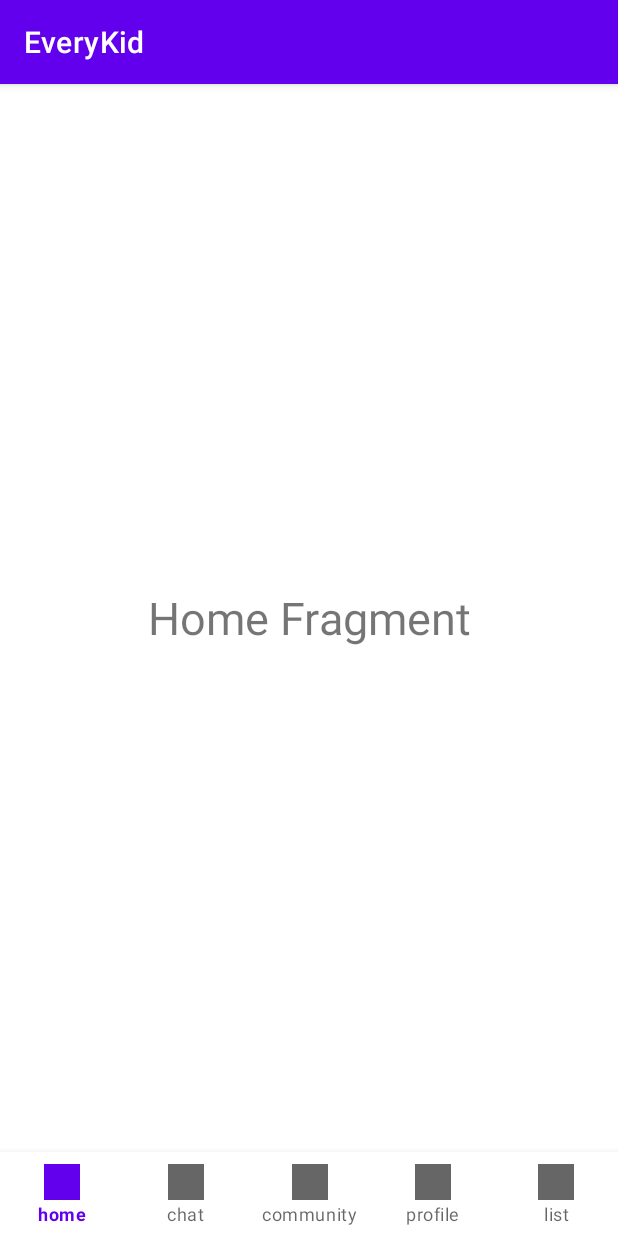
After one commit to jjunehee/Capstone_EveryKid, an Android app: the HomeFragment screen opened directly, with no data from a screen before it, on a phone screen of 412 x 824 dp. The commit adds this screen. Run offline under Robolectric (Android 15) with nearby library versions, the phone set to English and light mode, and no system bars.

Commit message:
[노수진] 선생님 메인화면 xml 생성, 하단바 추가

```diff
--- a/app/build.gradle
+++ b/app/build.gradle
@@ -31,7 +31,9 @@ dependencies {
 
     implementation 'androidx.appcompat:appcompat:1.4.1'
     implementation 'com.google.android.material:material:1.5.0'
+    implementation 'com.google.android.material:material:1.4.0'
     implementation 'androidx.constraintlayout:constraintlayout:2.1.3'
+    implementation 'androidx.legacy:legacy-support-v4:1.0.0'
     testImplementation 'junit:junit:4.+'
     androidTestImplementation 'androidx.test.ext:junit:1.1.3'
     androidTestImplementation 'androidx.test.espresso:espresso-core:3.4.0'
--- /dev/null
+++ b/app/src/main/java/com/capstone/everykid/ChatFragment.java
@@ -0,0 +1,64 @@
+package com.capstone.everykid;
+
+import android.os.Bundle;
+
+import androidx.fragment.app.Fragment;
+
+import android.view.LayoutInflater;
+import android.view.View;
+import android.view.ViewGroup;
+
+/**
+ * A simple {@link Fragment} subclass.
+ * Use the {@link ChatFragment#newInstance} factory method to
+ * create an instance of this fragment.
+ */
+public class ChatFragment extends Fragment {
+
+    // TODO: Rename parameter arguments, choose names that match
+    // the fragment initialization parameters, e.g. ARG_ITEM_NUMBER
+    private static final String ARG_PARAM1 = "param1";
+    private static final String ARG_PARAM2 = "param2";
+
+    // TODO: Rename and change types of parameters
+    private String mParam1;
+    private String mParam2;
+
+    public ChatFragment() {
+        // Required empty public constructor
+    }
+
+    /**
+     * Use this factory method to create a new instance of
+     * this fragment using the provided parameters.
+     *
+     * @param param1 Parameter 1.
+     * @param param2 Parameter 2.
+     * @return A new instance of fragment ChatFragment.
+     */
+    // TODO: Rename and change types and number of parameters
+    public static ChatFragment newInstance(String param1, String param2) {
+        ChatFragment fragment = new ChatFragment();
+        Bundle args = new Bundle();
+        args.putString(ARG_PARAM1, param1);
+        args.putString(ARG_PARAM2, param2);
+        fragment.setArguments(args);
+        return fragment;
+    }
+
+    @Override
+    public void onCreate(Bundle savedInstanceState) {
+        super.onCreate(savedInstanceState);
+        if (getArguments() != null) {
+            mParam1 = getArguments().getString(ARG_PARAM1);
+            mParam2 = getArguments().getString(ARG_PARAM2);
+        }
+    }
+
+    @Override
+    public View onCreateView(LayoutInflater inflater, ViewGroup container,
+                             Bundle savedInstanceState) {
+        // Inflate the layout for this fragment
+        return inflater.inflate(R.layout.fragment_chat, container, false);
+    }
+}
--- /dev/null
+++ b/app/src/main/java/com/capstone/everykid/CommunityFragment.java
@@ -0,0 +1,64 @@
+package com.capstone.everykid;
+
+import android.os.Bundle;
+
+import androidx.fragment.app.Fragment;
+
+import android.view.LayoutInflater;
+import android.view.View;
+import android.view.ViewGroup;
+
+/**
+ * A simple {@link Fragment} subclass.
+ * Use the {@link CommunityFragment#newInstance} factory method to
+ * create an instance of this fragment.
+ */
+public class CommunityFragment extends Fragment {
+
+    // TODO: Rename parameter arguments, choose names that match
+    // the fragment initialization parameters, e.g. ARG_ITEM_NUMBER
+    private static final String ARG_PARAM1 = "param1";
+    private static final String ARG_PARAM2 = "param2";
+
+    // TODO: Rename and change types of parameters
+    private String mParam1;
+    private String mParam2;
+
+    public CommunityFragment() {
+        // Required empty public constructor
+    }
+
+    /**
+     * Use this factory method to create a new instance of
+     * this fragment using the provided parameters.
+     *
+     * @param param1 Parameter 1.
+     * @param param2 Parameter 2.
+     * @return A new instance of fragment CommunityFragment.
+     */
+    // TODO: Rename and change types and number of parameters
+    public static CommunityFragment newInstance(String param1, String param2) {
+        CommunityFragment fragment = new CommunityFragment();
+        Bundle args = new Bundle();
+        args.putString(ARG_PARAM1, param1);
+        args.putString(ARG_PARAM2, param2);
+        fragment.setArguments(args);
+        return fragment;
+    }
+
+    @Override
+    public void onCreate(Bundle savedInstanceState) {
+        super.onCreate(savedInstanceState);
+        if (getArguments() != null) {
+            mParam1 = getArguments().getString(ARG_PARAM1);
+            mParam2 = getArguments().getString(ARG_PARAM2);
+        }
+    }
+
+    @Override
+    public View onCreateView(LayoutInflater inflater, ViewGroup container,
+                             Bundle savedInstanceState) {
+        // Inflate the layout for this fragment
+        return inflater.inflate(R.layout.fragment_community, container, false);
+    }
+}
--- /dev/null
+++ b/app/src/main/java/com/capstone/everykid/HomeFragment.java
@@ -0,0 +1,64 @@
+package com.capstone.everykid;
+
+import android.os.Bundle;
+
+import androidx.fragment.app.Fragment;
+
+import android.view.LayoutInflater;
+import android.view.View;
+import android.view.ViewGroup;
+
+/**
+ * A simple {@link Fragment} subclass.
+ * Use the {@link HomeFragment#newInstance} factory method to
+ * create an instance of this fragment.
+ */
+public class HomeFragment extends Fragment {
+
+    // TODO: Rename parameter arguments, choose names that match
+    // the fragment initialization parameters, e.g. ARG_ITEM_NUMBER
+    private static final String ARG_PARAM1 = "param1";
+    private static final String ARG_PARAM2 = "param2";
+
+    // TODO: Rename and change types of parameters
+    private String mParam1;
+    private String mParam2;
+
+    public HomeFragment() {
+        // Required empty public constructor
+    }
+
+    /**
+     * Use this factory method to create a new instance of
+     * this fragment using the provided parameters.
+     *
+     * @param param1 Parameter 1.
+     * @param param2 Parameter 2.
+     * @return A new instance of fragment HomeFragment.
+     */
+    // TODO: Rename and change types and number of parameters
+    public static HomeFragment newInstance(String param1, String param2) {
+        HomeFragment fragment = new HomeFragment();
+        Bundle args = new Bundle();
+        args.putString(ARG_PARAM1, param1);
+        args.putString(ARG_PARAM2, param2);
+        fragment.setArguments(args);
+        return fragment;
+    }
+
+    @Override
+    public void onCreate(Bundle savedInstanceState) {
+        super.onCreate(savedInstanceState);
+        if (getArguments() != null) {
+            mParam1 = getArguments().getString(ARG_PARAM1);
+            mParam2 = getArguments().getString(ARG_PARAM2);
+        }
+    }
+
+    @Override
+    public View onCreateView(LayoutInflater inflater, ViewGroup container,
+                             Bundle savedInstanceState) {
+        // Inflate the layout for this fragment
+        return inflater.inflate(R.layout.fragment_home, container, false);
+    }
+}
--- /dev/null
+++ b/app/src/main/java/com/capstone/everykid/ListFragment.java
@@ -0,0 +1,64 @@
+package com.capstone.everykid;
+
+import android.os.Bundle;
+
+import androidx.fragment.app.Fragment;
+
+import android.view.LayoutInflater;
+import android.view.View;
+import android.view.ViewGroup;
+
+/**
+ * A simple {@link Fragment} subclass.
+ * Use the {@link ListFragment#newInstance} factory method to
+ * create an instance of this fragment.
+ */
+public class ListFragment extends Fragment {
+
+    // TODO: Rename parameter arguments, choose names that match
+    // the fragment initialization parameters, e.g. ARG_ITEM_NUMBER
+    private static final String ARG_PARAM1 = "param1";
+    private static final String ARG_PARAM2 = "param2";
+
+    // TODO: Rename and change types of parameters
+    private String mParam1;
+    private String mParam2;
+
+    public ListFragment() {
+        // Required empty public constructor
+    }
+
+    /**
+     * Use this factory method to create a new instance of
+     * this fragment using the provided parameters.
+     *
+     * @param param1 Parameter 1.
+     * @param param2 Parameter 2.
+     * @return A new instance of fragment ListFragment.
+     */
+    // TODO: Rename and change types and number of parameters
+    public static ListFragment newInstance(String param1, String param2) {
+        ListFragment fragment = new ListFragment();
+        Bundle args = new Bundle();
+        args.putString(ARG_PARAM1, param1);
+        args.putString(ARG_PARAM2, param2);
+        fragment.setArguments(args);
+        return fragment;
+    }
+
+    @Override
+    public void onCreate(Bundle savedInstanceState) {
+        super.onCreate(savedInstanceState);
+        if (getArguments() != null) {
+            mParam1 = getArguments().getString(ARG_PARAM1);
+            mParam2 = getArguments().getString(ARG_PARAM2);
+        }
+    }
+
+    @Override
+    public View onCreateView(LayoutInflater inflater, ViewGroup container,
+                             Bundle savedInstanceState) {
+        // Inflate the layout for this fragment
+        return inflater.inflate(R.layout.fragment_list, container, false);
+    }
+}
--- /dev/null
+++ b/app/src/main/java/com/capstone/everykid/MainTeacher.java
@@ -0,0 +1,55 @@
+package com.capstone.everykid;
+
+import androidx.appcompat.app.AppCompatActivity;
+import androidx.annotation.NonNull;
+import android.view.MenuItem;
+import com.google.android.material.navigation.NavigationBarView;
+import android.os.Bundle;
+
+public class MainTeacher extends AppCompatActivity {
+
+    HomeFragment homeFragment;
+    ChatFragment chatFragment;
+    ListFragment listFragment;
+    ProfileFragment profileFragment;
+    CommunityFragment communityFragment;
+
+    @Override
+    protected void onCreate(Bundle savedInstanceState) {
+        super.onCreate(savedInstanceState);
+        setContentView(R.layout.teacher_main);
+
+        homeFragment=new HomeFragment();
+        chatFragment=new ChatFragment();
+        listFragment=new ListFragment();
+        profileFragment=new ProfileFragment();
+        communityFragment=new CommunityFragment();
+
+        getSupportFragmentManager().beginTransaction().replace(R.id.containers, homeFragment).commit();
+
+        NavigationBarView navigationBarView = findViewById(R.id.bottom_navigationview);
+        navigationBarView.setOnItemSelectedListener(new NavigationBarView.OnItemSelectedListener() {
+            @Override
+            public boolean onNavigationItemSelected(@NonNull MenuItem item) {
+                switch (item.getItemId()){
+                    case R.id.home:
+                        getSupportFragmentManager().beginTransaction().replace(R.id.containers, homeFragment).commit();
+                        return true;
+                    case R.id.chatting:
+                        getSupportFragmentManager().beginTransaction().replace(R.id.containers, chatFragment).commit();
+                        return true;
+                    case R.id.community:
+                        getSupportFragmentManager().beginTransaction().replace(R.id.containers, communityFragment).commit();
+                        return true;
+                    case R.id.profile:
+                        getSupportFragmentManager().beginTransaction().replace(R.id.containers, profileFragment).commit();
+                        return true;
+                    case R.id.list:
+                        getSupportFragmentManager().beginTransaction().replace(R.id.containers, listFragment).commit();
+                        return true;
+                }
+                return false;
+            }
+        });
+    }
+}
--- /dev/null
+++ b/app/src/main/java/com/capstone/everykid/ProfileFragment.java
@@ -0,0 +1,64 @@
+package com.capstone.everykid;
+
+import android.os.Bundle;
+
+import androidx.fragment.app.Fragment;
+
+import android.view.LayoutInflater;
+import android.view.View;
+import android.view.ViewGroup;
+
+/**
+ * A simple {@link Fragment} subclass.
+ * Use the {@link ProfileFragment#newInstance} factory method to
+ * create an instance of this fragment.
+ */
+public class ProfileFragment extends Fragment {
+
+    // TODO: Rename parameter arguments, choose names that match
+    // the fragment initialization parameters, e.g. ARG_ITEM_NUMBER
+    private static final String ARG_PARAM1 = "param1";
+    private static final String ARG_PARAM2 = "param2";
+
+    // TODO: Rename and change types of parameters
+    private String mParam1;
+    private String mParam2;
+
+    public ProfileFragment() {
+        // Required empty public constructor
+    }
+
+    /**
+     * Use this factory method to create a new instance of
+     * this fragment using the provided parameters.
+     *
+     * @param param1 Parameter 1.
+     * @param param2 Parameter 2.
+     * @return A new instance of fragment ProfileFragment.
+     */
+    // TODO: Rename and change types and number of parameters
+    public static ProfileFragment newInstance(String param1, String param2) {
+        ProfileFragment fragment = new ProfileFragment();
+        Bundle args = new Bundle();
+        args.putString(ARG_PARAM1, param1);
+        args.putString(ARG_PARAM2, param2);
+        fragment.setArguments(args);
+        return fragment;
+    }
+
+    @Override
+    public void onCreate(Bundle savedInstanceState) {
+        super.onCreate(savedInstanceState);
+        if (getArguments() != null) {
+            mParam1 = getArguments().getString(ARG_PARAM1);
+            mParam2 = getArguments().getString(ARG_PARAM2);
+        }
+    }
+
+    @Override
+    public View onCreateView(LayoutInflater inflater, ViewGroup container,
+                             Bundle savedInstanceState) {
+        // Inflate the layout for this fragment
+        return inflater.inflate(R.layout.fragment_profile, container, false);
+    }
+}
--- /dev/null
+++ b/app/src/main/res/layout/fragment_home.xml
@@ -0,0 +1,17 @@
+<?xml version="1.0" encoding="utf-8"?>
+<FrameLayout xmlns:android="http://schemas.android.com/apk/res/android"
+    xmlns:tools="http://schemas.android.com/tools"
+    android:layout_width="match_parent"
+    android:layout_height="match_parent"
+    tools:context=".HomeFragment">
+
+    <!-- TODO: Update blank fragment layout -->
+    <TextView
+        android:layout_width="match_parent"
+        android:layout_height="wrap_content"
+        android:textSize="30sp"
+        android:layout_gravity="center"
+        android:gravity="center_horizontal"
+        android:text="Home Fragment" />
+
+</FrameLayout>
--- /dev/null
+++ b/app/src/main/res/layout/teacher_main.xml
@@ -0,0 +1,25 @@
+<?xml version="1.0" encoding="utf-8"?>
+<LinearLayout xmlns:android="http://schemas.android.com/apk/res/android"
+    xmlns:app="http://schemas.android.com/apk/res-auto"
+    xmlns:tools="http://schemas.android.com/tools"
+    android:layout_width="match_parent"
+    android:layout_height="match_parent"
+    android:orientation="vertical"
+    tools:context=".MainTeacher">
+
+    <FrameLayout
+        android:layout_width="match_parent"
+        android:layout_height="0dp"
+        android:layout_weight="1"
+        android:id="@+id/containers">
+    </FrameLayout>
+
+    <com.google.android.material.bottomnavigation.BottomNavigationView
+        android:layout_width="match_parent"
+        android:layout_height="wrap_content"
+        android:id="@+id/bottom_navigationview"
+        android:layout_gravity="bottom"
+        app:labelVisibilityMode="labeled"
+        app:itemBackground="@color/white"
+        app:menu="@menu/bottom_menu"/>
+</LinearLayout>
--- /dev/null
+++ b/app/src/main/res/menu/bottom_menu.xml
@@ -0,0 +1,42 @@
+<?xml version="1.0" encoding="utf-8"?>
+<menu xmlns:android="http://schemas.android.com/apk/res/android"
+    xmlns:app="http://schemas.android.com/apk/res-auto">
+    <item
+        android:id="@+id/home"
+        android:enabled="true"
+        android:icon="@drawable/ic_launcher_background"
+        android:title="home"
+        app:showAsAction="always"
+        />
+    <item
+        android:id="@+id/chatting"
+        android:enabled="true"
+        android:icon="@drawable/ic_launcher_background"
+        android:title="chat"
+        app:showAsAction="always"
+        />
+    <item
+        android:id="@+id/community"
+        android:enabled="true"
+        android:icon="@drawable/ic_launcher_background"
+        android:title="community"
+        app:showAsAction="always"
+        />
+    <item
+        android:id="@+id/profile"
+        android:enabled="true"
+        android:icon="@drawable/ic_launcher_background"
+        android:title="profile"
+        app:showAsAction="always"
+        />
+    <item
+        android:id="@+id/list"
+        android:enabled="true"
+        android:icon="@drawable/ic_launcher_background"
+        android:title="list"
+        app:showAsAction="always"
+        />
+
+
+
+</menu>
--- a/app/src/main/res/values/strings.xml
+++ b/app/src/main/res/values/strings.xml
@@ -1,3 +1,5 @@
 <resources>
     <string name="app_name">EveryKid</string>
+    <!-- TODO: Remove or change this placeholder text -->
+    <string name="hello_blank_fragment">Hello blank fragment</string>
 </resources>
```
Also changed, not shown: app/src/main/AndroidManifest.xml (+9 -0 lines), app/src/main/java/com/capstone/everykid/MainActivity.java (+12 -0 lines), app/src/main/res/layout/fragment_chat.xml (added, +17 -0 lines), app/src/main/res/layout/fragment_community.xml (added, +17 -0 lines), app/src/main/res/layout/fragment_list.xml (added, +17 -0 lines), app/src/main/res/layout/fragment_profile.xml (added, +17 -0 lines).
